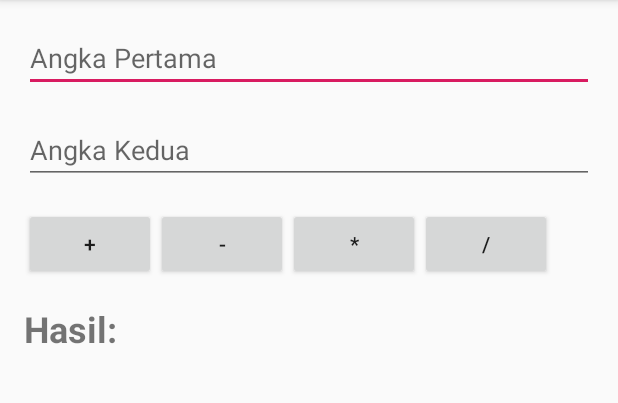
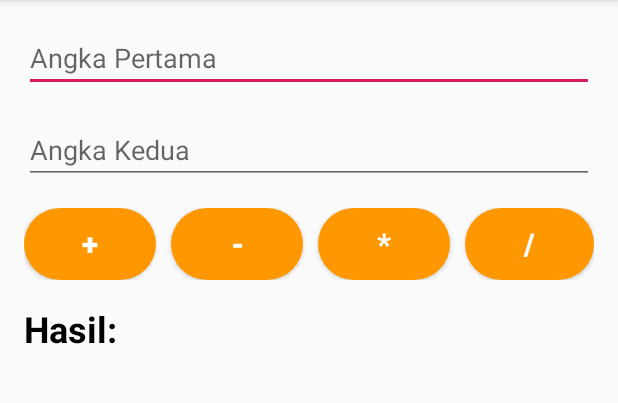
Before and after one commit to ZephyrInMyMind1/TaAndroid, an Android app: the KalkulatorActivity screen opened directly, with no data from a screen before it, on a phone screen of 412 x 824 dp, the part 84-487 px from its top. Run offline under Robolectric (Android 15) with nearby library versions, the phone set to English and light mode, and no system bars.

Commit message:
redesign button pada menu kalkulator

```diff
--- a/app/src/main/res/layout/activity_kalkulator.xml
+++ b/app/src/main/res/layout/activity_kalkulator.xml
@@ -25,49 +25,71 @@
         android:inputType="number"
         android:hint="Angka Kedua" />
 
+    <LinearLayout
+        android:id="@+id/layoutbtn"
+        android:layout_width="match_parent"
+        android:layout_height="wrap_content"
+        android:layout_below="@+id/editTextNumber2"
+        android:layout_marginTop="16dp"
+        android:gravity="center">
+
         <Button
             android:id="@+id/buttonAdd"
-        android:layout_below="@id/editTextNumber2"
             android:layout_width="wrap_content"
             android:layout_height="wrap_content"
-        android:layout_marginTop="16dp"
-        android:text="+" />
+            android:background="@drawable/operation_button"
+            android:layout_marginEnd="10dp"
+            android:textColor="#FFFFFF"
+            android:textStyle="bold"
+            android:textSize="20sp"
+            android:text="+"
+            android:layout_marginRight="10dp" />
 
         <Button
             android:id="@+id/buttonSubtract"
-        android:layout_below="@id/editTextNumber2"
-        android:layout_toRightOf="@id/buttonAdd"
             android:layout_width="wrap_content"
             android:layout_height="wrap_content"
-        android:layout_marginTop="16dp"
-        android:text="-" />
+            android:background="@drawable/operation_button"
+            android:layout_marginEnd="10dp"
+            android:textColor="#FFFFFF"
+            android:textStyle="bold"
+            android:textSize="20sp"
+            android:text="-"
+            android:layout_marginRight="10dp" />
 
         <Button
             android:id="@+id/buttonMultiply"
-        android:layout_below="@id/editTextNumber2"
-        android:layout_toRightOf="@id/buttonSubtract"
             android:layout_width="wrap_content"
             android:layout_height="wrap_content"
-        android:layout_marginTop="16dp"
-        android:text="*" />
+            android:background="@drawable/operation_button"
+            android:layout_marginEnd="10dp"
+            android:textColor="#FFFFFF"
+            android:textStyle="bold"
+            android:textSize="20sp"
+            android:text="*"
+            android:layout_marginRight="10dp" />
 
         <Button
             android:id="@+id/buttonDivide"
-        android:layout_below="@id/editTextNumber2"
-        android:layout_toRightOf="@id/buttonMultiply"
             android:layout_width="wrap_content"
             android:layout_height="wrap_content"
-        android:layout_marginTop="16dp"
+            android:background="@drawable/operation_button"
+            android:textColor="#FFFFFF"
+            android:textStyle="bold"
+            android:textSize="20sp"
             android:text="/" />
+
+    </LinearLayout>
 
     <TextView
         android:id="@+id/textViewResult"
-        android:layout_below="@id/buttonDivide"
+        android:layout_below="@id/layoutbtn"
         android:layout_width="match_parent"
         android:layout_height="wrap_content"
         android:layout_marginTop="16dp"
         android:textSize="24sp"
         android:textStyle="bold"
-        android:text="Hasil: "/>
+        android:text="Hasil: "
+        android:textColor="#000000"/>
 
 </RelativeLayout>
```
Lines whose indentation alone changed are shown as unchanged.
